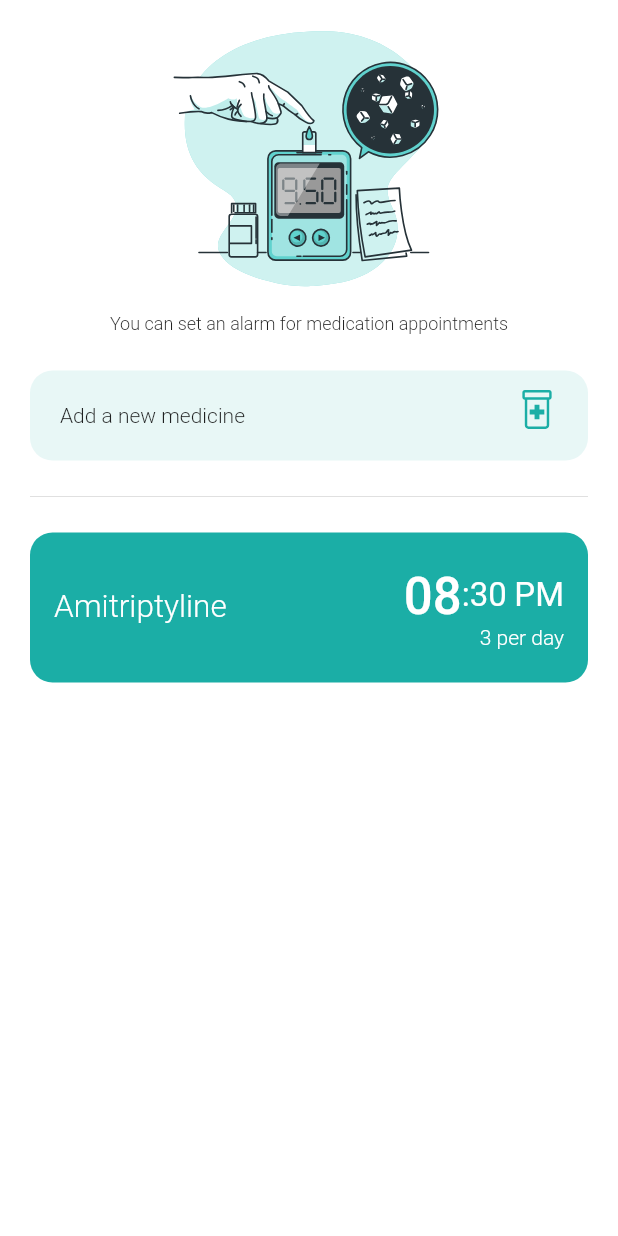
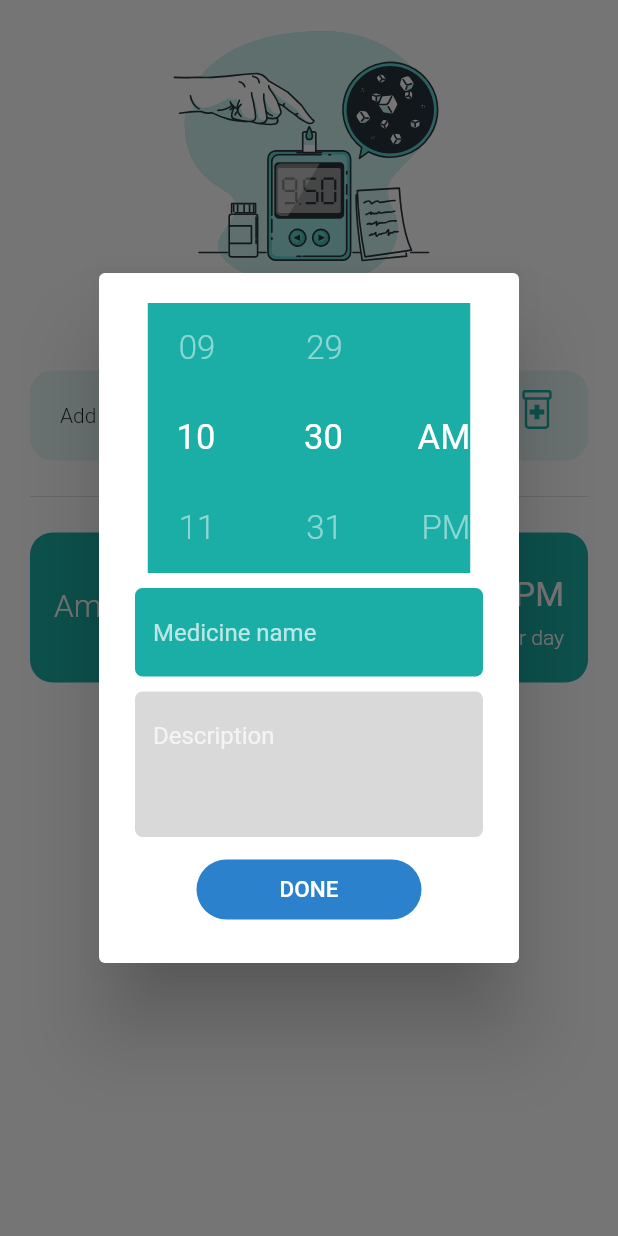
Before and after one commit to iHebaMohammed/MobiCare-Mobile-Interface, a Flutter app: the PatientMedicationReminderScreen widget shown alone on an empty page, opened directly, after a tap on "Add a new medicine", on a phone screen of 412 x 824 dp. Run offline on Flutter 3.47's test engine with Material 2 defaults, Android fonts, the phone set to English and light mode, and no system bars; drawn by our look-alikes of flutter_time_picker_spinner; our stand-ins replace bloc, cloud_firestore, conditional_builder_null_safety, curved_navigation_bar, firebase_auth, firebase_core and 7 more; accounts and stored records are empty; network calls fail.

Commit message:
commit alterDaialog in patient

```diff
--- a/lib/main.dart
+++ b/lib/main.dart
@@ -4,6 +4,7 @@ import 'package:flutter/material.dart';
 import 'package:flutter_bloc/flutter_bloc.dart';
 import 'package:mobi_care/layouts/patient_layout/cubit/cubit.dart';
 import 'package:mobi_care/layouts/patient_layout/cubit/states.dart';
+import 'package:mobi_care/layouts/patient_layout/patient_layout.dart';
 import 'package:mobi_care/modules/chat_details/cubit/cubit.dart';
 import 'package:mobi_care/modules/doctor_edit_profile/doctor_edit_profile_screen.dart';
 import 'package:mobi_care/modules/login/login_screen.dart';
@@ -67,7 +68,7 @@ class MyApp extends StatelessWidget {
             themeMode: ThemeMode.light,
             theme: lightTheme,
             darkTheme: darkTheme,
-            home: LoginScreen(),
+            home: PatientLayout(),
           );
         },
       ),
--- a/lib/modules/patient_medication_reminder/patient_medication_reminder_screen.dart
+++ b/lib/modules/patient_medication_reminder/patient_medication_reminder_screen.dart
@@ -1,10 +1,14 @@
 import 'package:flutter/material.dart';
 import 'package:flutter_svg/flutter_svg.dart';
+import 'package:flutter_time_picker_spinner/flutter_time_picker_spinner.dart';
 import 'package:mobi_care/shared/components/components.dart';
 import 'package:mobi_care/shared/styles/colors.dart';
 
 class PatientMedicationReminderScreen extends StatelessWidget {
-  const PatientMedicationReminderScreen({Key? key}) : super(key: key);
+  PatientMedicationReminderScreen({Key? key}) : super(key: key);
+
+  TextEditingController medicineNameController = TextEditingController();
+  TextEditingController descriptionController = TextEditingController();
 
   @override
   Widget build(BuildContext context) {
@@ -34,7 +38,105 @@ class PatientMedicationReminderScreen extends StatelessWidget {
                 padding: const EdgeInsets.symmetric(vertical: 16.0),
                 child: InkWell(
                   onTap: (){
+                    showDialog(
+                        context: context,
+                        builder: (BuildContext context) {
+                          return AlertDialog(
+                            content: SingleChildScrollView(
+                              child: Container(
+                                color: primaryWhiteColor,
+                                width: double.infinity,
+                                child: Column(
+                                  mainAxisSize: MainAxisSize.min,
+                                  children: [
+                                    Container(
+                                      color: primaryColor1BA,
+                                      child: TimePickerSpinner(
+                                        is24HourMode: false,
+                                        normalTextStyle: TextStyle(
+                                          color: primaryWhiteColor.withOpacity(0.5),
+                                          fontWeight: FontWeight.w300,
+                                          fontSize: 22,
+                                        ),
+                                        highlightedTextStyle: TextStyle(
+                                          color: primaryWhiteColor,
+                                          fontWeight: FontWeight.w400,
+                                          fontSize: 23,
+                                        ),
+                                        spacing: 40,
+                                        itemHeight: 60,
+                                        time: DateTime.now(),
+                                        isForce2Digits: true,
+                                        onTimeChange: (time){
 
+                                        },
+
+                                      ),
+                                    ),
+                                    SizedBox(
+                                      height: 10,
+                                    ),
+                                    TextFormField(
+                                      controller: medicineNameController,
+                                      decoration: InputDecoration(
+                                        hintText: 'Medicine name',
+                                        hintStyle: TextStyle(
+                                          color: primaryWhiteColor.withOpacity(0.7),
+                                        ),
+                                        filled: true,
+                                        fillColor: primaryColor1BA,
+                                        border: OutlineInputBorder(
+                                          borderRadius: BorderRadius.circular(5.0),
+                                          borderSide: BorderSide(
+                                            width: 0,
+                                            style: BorderStyle.none,
+                                          ),
+                                        ),
+                                      ),
+                                    ),
+                                    SizedBox(
+                                      height: 10,
+                                    ),
+                                    TextFormField(
+                                      maxLines: 3,
+                                      controller: descriptionController,
+                                      decoration: InputDecoration(
+                                        hintText: 'Description',
+                                        hintStyle: TextStyle(
+                                          color: primaryWhiteColor.withOpacity(0.7),
+                                        ),
+                                        filled: true,
+                                        fillColor: primaryGreyColor808.withOpacity(0.3),
+                                        border: OutlineInputBorder(
+                                          borderRadius: BorderRadius.circular(5.0),
+                                          borderSide: BorderSide(
+                                            width: 0,
+                                            style: BorderStyle.none,
+                                          ),
+                                        ),
+                                      ),
+                                    ),
+                                    SizedBox(
+                                      height: 15,
+                                    ),
+                                    defaultButton(
+                                        function: (){},
+                                        text: 'Done',
+                                        redius: 25,
+                                        backgroundColor: primaryBlueColor2C8,
+                                      width: 150,
+                                      height: 40,
+                                    ),
+                                    SizedBox(
+                                      height: 5,
+                                    )
+                                  ],
+                                ),
+                              ),
+                            ),
+                          );
+                        }
+                    );
                   },
                   child: Container(
                     padding: EdgeInsets.all(10),
--- a/lib/shared/styles/colors.dart
+++ b/lib/shared/styles/colors.dart
@@ -8,6 +8,7 @@ Color primaryColor60D_50 = const Color(0xFF60D2CE).withOpacity(0.50);
 Color primaryColor8DB = const Color(0xFF8DB2B0);
 Color primaryMaleColor = const Color(0xFF4DC6E1);
 Color primaryBlueColor529 = const Color(0xFF529ADA);
+Color primaryBlueColor2C8 = const Color(0xFF2C81CD);
 Color primaryWhiteColor = const Color(0xFFFFFFFF);
 Color primaryGreyColor808 = const Color(0xFF808080);
 Color primaryGreyColorD9D_50 = const Color(0xFFD9D9D9).withOpacity(0.50);
--- a/pubspec.yaml
+++ b/pubspec.yaml
@@ -52,6 +52,7 @@ dependencies:
   curved_navigation_bar: ^1.0.3
   sqflite: ^2.2.4+1
   cloud_firestore: ^4.4.2
+  flutter_time_picker_spinner: ^2.0.0
 
 dev_dependencies:
   flutter_test:
```
Also changed, not shown: lib/shared/components/time_picker_spinner_component.dart (added, +34 -0 lines), pubspec.lock.
